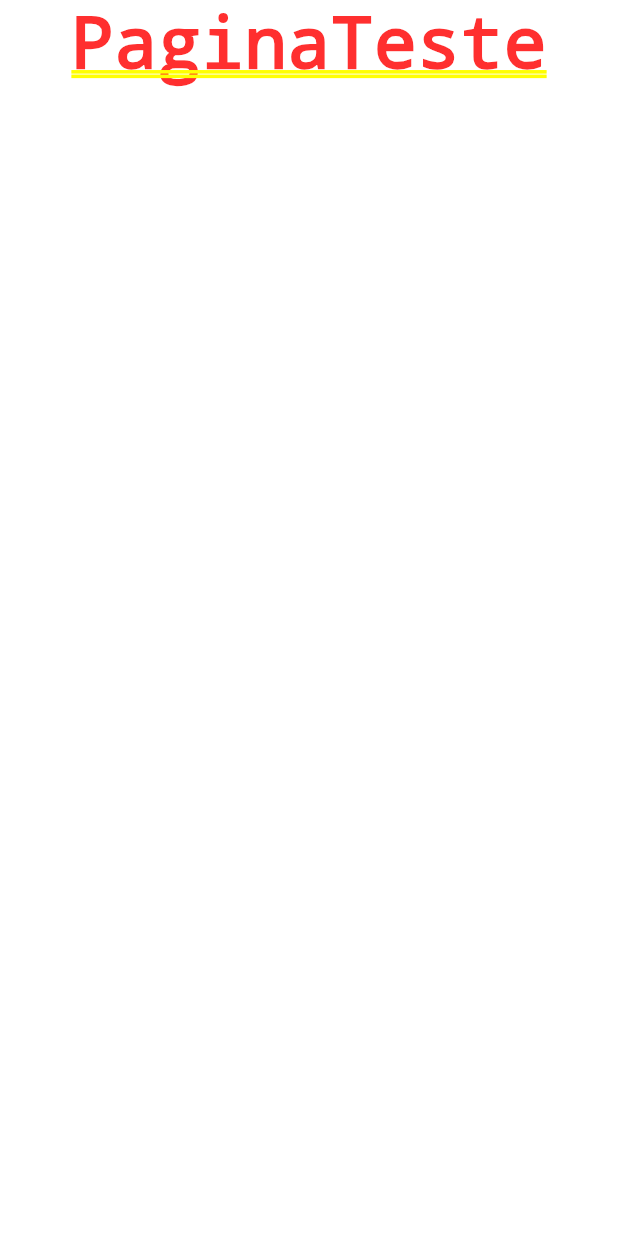
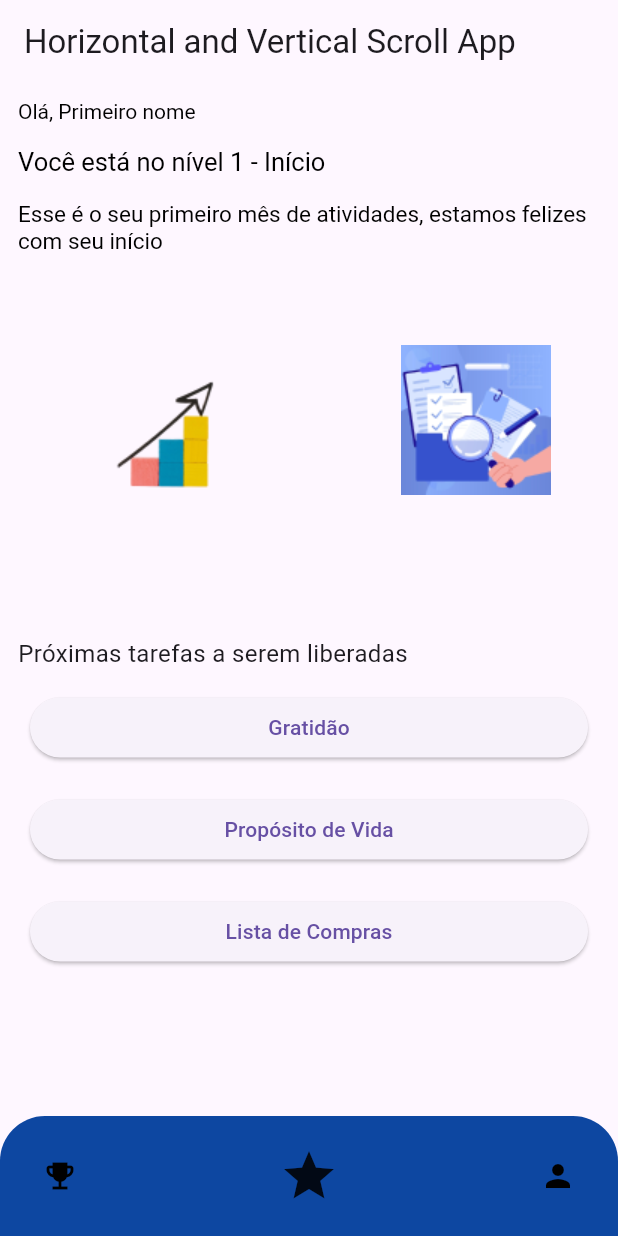
Before and after one commit to daniel-vezos/Ser-familia, a Flutter app: the screen it shows after launch, after a tap on "Acessar", on a phone screen of 412 x 824 dp. Run offline on Flutter 3.47's test engine with Material 3 defaults, Android fonts, the phone set to English and light mode, and no system bars.

Commit message:
update homePage

```diff
--- /dev/null
+++ b/lib/pages/initial_home.dart
@@ -0,0 +1,176 @@
+import 'package:flutter/material.dart';
+
+import '../widgets/sub_menu_widget.dart';
+
+class InitialHome extends StatefulWidget {
+  const InitialHome({super.key});
+
+  @override
+  _InitialHomeState createState() => _InitialHomeState();
+}
+
+class _InitialHomeState extends State<InitialHome> {
+  @override
+  Widget build(BuildContext context) {
+    return MaterialApp(
+      debugShowCheckedModeBanner: false,
+      home: Scaffold(
+        appBar: AppBar(
+          title: const Text("Horizontal and Vertical Scroll App"),
+        ),
+        body: ListView(
+          children: [
+            Padding(
+              padding: const EdgeInsets.fromLTRB(12.0, 10.0, 12.0, 4.0),
+              child: SizedBox(
+                height: 100,
+                child: RichText(
+                  text: const TextSpan(
+                    children: [
+                      TextSpan(
+                        text: 'Olá, Primeiro nome\n', // Seu texto aqui
+                        style: TextStyle(
+                          color:
+                              Colors.black, // Personalize conforme necessário
+                          fontSize: 14.0, // Personalize conforme necessário
+                        ),
+                      ),
+                      TextSpan(
+                        text:
+                            '\n', // Adicione uma quebra de linha para espaçamento
+                      ),
+                      TextSpan(
+                        text: 'Você está no nível 1 - Início\n',
+                        style: TextStyle(
+                          color: Colors.black,
+                          fontSize: 17.0,
+                        ),
+                      ),
+                      TextSpan(
+                        text:
+                            '\n', // Adicione uma quebra de linha para espaçamento
+                      ),
+                      TextSpan(
+                        text:
+                            'Esse é o seu primeiro mês de atividades, estamos felizes com seu início',
+                        style: TextStyle(
+                          color: Colors.black,
+                          fontSize: 15.0,
+                        ),
+                      ),
+                    ],
+                  ),
+                ),
+              ),
+            ),
+            Padding(
+              padding: const EdgeInsets.fromLTRB(12.0, 10.0, 12.0, 4.0),
+              child: SizedBox(
+                height: 200,
+                child: ListView(
+                  scrollDirection: Axis.horizontal,
+                  children: [
+                    Container(
+                      padding: const EdgeInsets.all(100.0),
+                      decoration: const BoxDecoration(
+                        image: DecorationImage(
+                          image: AssetImage("assets/backgrounds/grafico.png"),
+                        ),
+                      ),
+                      child: Image.asset('assets/backgrounds/grafico.png'),
+                    ),
+                    Padding(
+                      padding: const EdgeInsets.all(5.0),
+                      child: Container(
+                        padding: const EdgeInsets.all(100.0),
+                        decoration: const BoxDecoration(
+                          image: DecorationImage(
+                            image: AssetImage("assets/backgrounds/lupa.png"),
+                          ),
+                        ),
+                        child: Image.asset('assets/backgrounds/lupa.png'),
+                      ),
+                    ),
+                    Padding(
+                      padding: const EdgeInsets.all(5.0),
+                      child: Container(
+                        padding: const EdgeInsets.all(100.0),
+                        decoration: const BoxDecoration(
+                          image: DecorationImage(
+                            image: AssetImage("assets/backgrounds/lupa.png"),
+                          ),
+                        ),
+                        child: Image.asset('assets/backgrounds/lupa.png'),
+                      ),
+                    ),
+                    Padding(
+                      padding: const EdgeInsets.all(5.0),
+                      child: Container(
+                        padding: const EdgeInsets.all(100.0),
+                        decoration: const BoxDecoration(
+                          image: DecorationImage(
+                            image: AssetImage("assets/backgrounds/lupa.png"),
+                          ),
+                        ),
+                        child: Image.asset('assets/backgrounds/lupa.png'),
+                      ),
+                    ),
+                    Padding(
+                      padding: const EdgeInsets.all(5.0),
+                      child: Container(
+                        padding: const EdgeInsets.all(100.0),
+                        decoration: const BoxDecoration(
+                          borderRadius: BorderRadius.all(Radius.circular(10.0)),
+                          image: DecorationImage(
+                            image: AssetImage("assets/backgrounds/lupa.png"),
+                          ),
+                        ),
+                        child: Image.asset('assets/backgrounds/lupa.png'),
+                      ),
+                    ),
+                  ],
+                ),
+              ),
+            ),
+            const SizedBox(height: 30),
+            const Padding(
+              padding: EdgeInsets.fromLTRB(12.0, 10.0, 12.0, 4.0),
+              child: Text(
+                'Próximas tarefas a serem liberadas',
+                style: TextStyle(
+                  fontSize: 16.0,
+                ),
+              ),
+            ),
+            const SizedBox(height: 10),
+            Padding(
+              padding: const EdgeInsets.only(left: 20, right: 20),
+              child: ElevatedButton.icon(
+                label: const Text('Gratidão'),
+                onPressed: () {},
+              ),
+            ),
+            const SizedBox(height: 20),
+            Padding(
+              padding: const EdgeInsets.only(left: 20, right: 20),
+              child: ElevatedButton.icon(
+                label: const Text('Propósito de Vida'),
+                onPressed: () {},
+              ),
+            ),
+            const SizedBox(height: 20),
+            Padding(
+              padding: const EdgeInsets.only(left: 20, right: 20),
+              child: ElevatedButton.icon(
+                label: const Text('Lista de Compras'),
+                onPressed: () {},
+              ),
+            )
+          ],
+        ),
+        bottomNavigationBar:
+            const MenuWidget(), // Aqui adicionamos o MenuWidget como rodapé
+      ),
+    );
+  }
+}
--- a/lib/pages/initial_page.dart
+++ b/lib/pages/initial_page.dart
@@ -1,8 +1,10 @@
 import 'dart:ui';
 
-import 'package:app_leitura/pages/teste.dart';
 import 'package:app_leitura/widgets/custom_button_navigation.dart';
+import 'package:app_leitura/widgets/sub_menu_widget.dart';
 import 'package:flutter/material.dart';
+
+import 'initial_home.dart';
 
 class InitialPage extends StatefulWidget {
   const InitialPage({super.key});
@@ -29,13 +31,14 @@ class _InitialPageState extends State<InitialPage> {
             Container(
               decoration: const BoxDecoration(
                 image: DecorationImage(
-                  image: AssetImage("assets/backgrounds/backgroundInitialPage.png"),
+                  image: AssetImage(
+                      "assets/backgrounds/backgroundInitialPage.png"),
                   fit: BoxFit.cover,
                 ),
               ),
             ),
-            _isTextFieldFocused == true ?
-              Positioned.fill(
+            _isTextFieldFocused == true
+                ? Positioned.fill(
                     child: BackdropFilter(
                       filter: ImageFilter.blur(sigmaX: 5.0, sigmaY: 5.0),
                       child: Container(
@@ -132,11 +135,10 @@ class _InitialPageState extends State<InitialPage> {
             const SizedBox(height: 15),
             CustomButtonNavigation(
               onPressed: () {
-                      Navigator.push(context,
+                Navigator.push(
+                    context,
                     MaterialPageRoute(
-                          builder: (context) => const PaginaTeste()
-                        )
-                      );
+                        builder: (context) => const InitialHome()));
               },
               title: 'Acessar',
               width: 175,
--- a/lib/pages/teste.dart
+++ /dev/null
@@ -1,20 +0,0 @@
-import 'package:app_leitura/widgets/custom_button_navigation.dart';
-import 'package:flutter/material.dart';
-
-class PaginaTeste extends StatefulWidget {
-  const PaginaTeste({super.key});
-
-  @override
-  State<PaginaTeste> createState() => _PaginaTesteState();
-}
-
-class _PaginaTesteState extends State<PaginaTeste> {
-  @override
-  Widget build(BuildContext context) {
-    return const Column(
-      children: <Widget>[
-        Text('PaginaTeste'),
-      ],
-    );
-  }
-}
--- /dev/null
+++ b/lib/widgets/sub_menu_widget.dart
@@ -0,0 +1,43 @@
+import 'package:flutter/material.dart';
+
+class MenuWidget extends StatelessWidget {
+  const MenuWidget({super.key});
+
+  @override
+  Widget build(BuildContext context) {
+    return ClipRRect(
+      borderRadius: const BorderRadius.only(
+        topLeft: Radius.circular(30.0),
+        topRight: Radius.circular(30.0),
+      ),
+      child: BottomAppBar(
+        shape: const CircularNotchedRectangle(),
+        color: Colors.blue[900],
+        child: Row(
+          mainAxisSize: MainAxisSize.max,
+          mainAxisAlignment: MainAxisAlignment.spaceBetween,
+          children: <Widget>[
+            IconButton(
+              icon: const Icon(Icons.emoji_events),
+              color: Colors.black,
+              onPressed: () {},
+            ),
+            const Expanded(
+              child: Center(
+                child: Icon(
+                  Icons.star,
+                  size: 40,
+                ),
+              ),
+            ),
+            IconButton(
+              icon: const Icon(Icons.person),
+              color: Colors.black,
+              onPressed: () {},
+            ),
+          ],
+        ),
+      ),
+    );
+  }
+}
```
Also changed, not shown: assets/backgrounds/grafico.png (added), assets/backgrounds/lupa.png (added), assets/backgrounds/setaCerto.png (added), assets/backgrounds/setaPraCima.png (added). Lines whose indentation alone changed are shown as unchanged.
